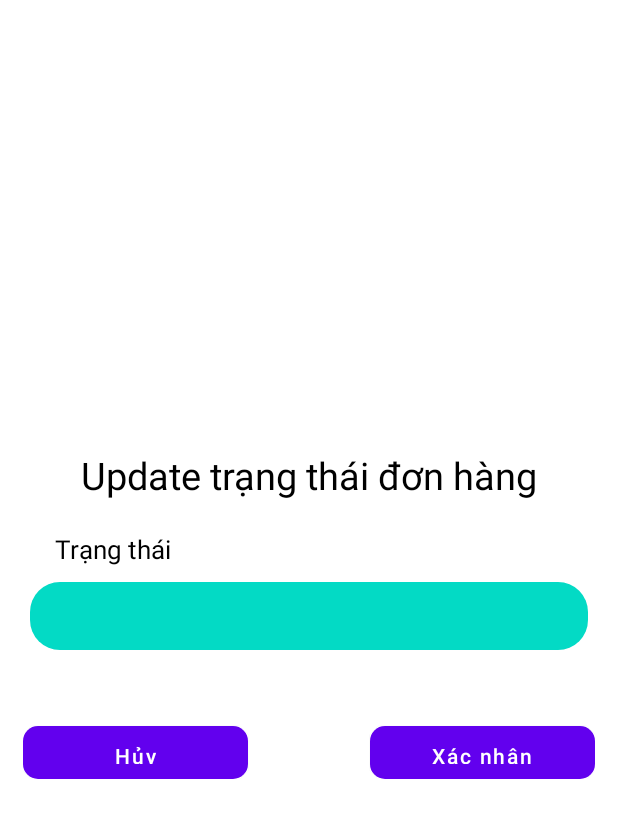
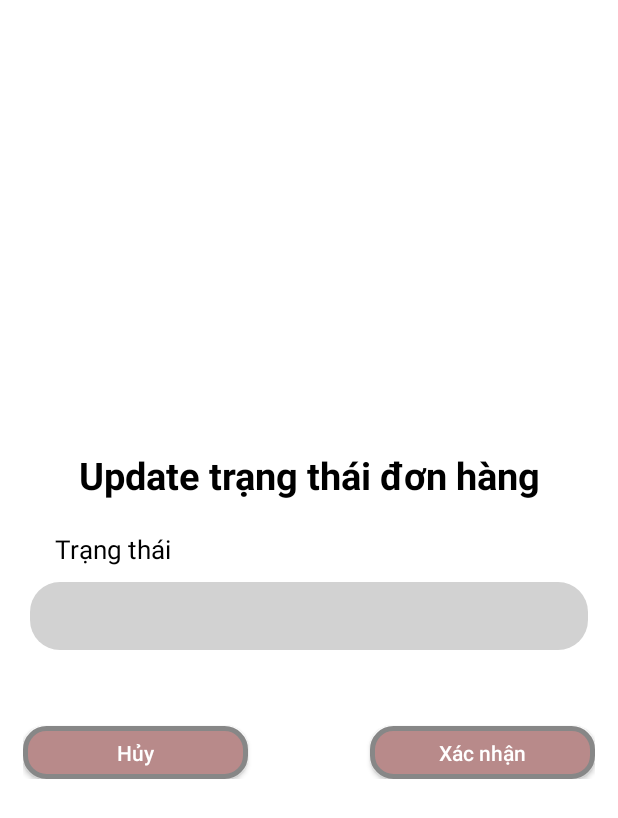
Before and after one commit to nguyenxuantung003/Levents, an Android app: the layout dialog_trangthaihoadon.xml on its own in the app's theme, with its tools: preview values and no code run, on a phone screen of 412 x 824 dp. Shown: the top 818 px of the screen. Run offline under Robolectric (Android 15) with nearby library versions, the phone set to English and light mode, and no system bars.

Commit message:
Xuan Tung Commit chitiethoadon and update trang thai

```diff
--- a/app/src/main/java/com/example/levents/Adapter/Hoadonchitiet_Adapter.java
+++ b/app/src/main/java/com/example/levents/Adapter/Hoadonchitiet_Adapter.java
@@ -29,7 +29,7 @@ public class Hoadonchitiet_Adapter extends RecyclerView.Adapter<Hoadonchitiet_Ad
     @Override
     public ViewHolder onCreateViewHolder(@NonNull ViewGroup parent, int viewType) {
         ItemChitiethoadonBinding binding = ItemChitiethoadonBinding.inflate(LayoutInflater.from(parent.getContext()), parent, false);
-        return null;
+        return new Hoadonchitiet_Adapter.ViewHolder(binding);
     }
 
     @Override
--- a/app/src/main/java/com/example/levents/DAO/Donhang_DAO.java
+++ b/app/src/main/java/com/example/levents/DAO/Donhang_DAO.java
@@ -60,7 +60,7 @@ public class Donhang_DAO {
     public boolean updateDonHang(Hoadon donHang) {
         SQLiteDatabase sqLiteDatabase = dbHelper.getWritableDatabase();
         ContentValues values = new ContentValues();
-        values.put("mataikhoan", donHang.getMaTaiKhoan());
+        values.put("makhachhang", donHang.getMaTaiKhoan());
         values.put("trangthai", donHang.getTrangthai());
         long check = sqLiteDatabase.update("HOADON", values, "mahoadon = ?", new String[]{String.valueOf(donHang.getMaDonHang())});
         return check > 0;
--- a/app/src/main/java/com/example/levents/Fragment/Hoadonchitiet_Fragment.java
+++ b/app/src/main/java/com/example/levents/Fragment/Hoadonchitiet_Fragment.java
@@ -22,7 +22,6 @@ import java.util.ArrayList;
 public class Hoadonchitiet_Fragment extends Fragment {
         FragmentHoadonchitietBinding binding;
         private ArrayList<Hoadonchitiet> list = new ArrayList<>();
-        private Hoadonchitiet_Fragment hoadonchitietFragment;
         private Hoadonchitiet_Adapter hoadonchitietAdapter;
         private Chitiethoadon_DAO chitiethoadonDao;
 
@@ -38,13 +37,12 @@ public class Hoadonchitiet_Fragment extends Fragment {
         chitiethoadonDao = new Chitiethoadon_DAO(getContext());
         Bundle bundle = getArguments();
         if (bundle != null) {
-            int maDonHang = bundle.getInt("maDonHang", 0);
+            int maDonHang = bundle.getInt("mahoadon", 0);
             Log.d("Mã đơn hàng", String.valueOf(maDonHang));
             if (maDonHang != 0) {
                 list = chitiethoadonDao.getChiTietDonHangByMaDonHang(maDonHang);
                 hoadonchitietAdapter = new Hoadonchitiet_Adapter(list, getContext());
                 binding.rcvDonHangChiTiet.setAdapter(hoadonchitietAdapter);
-
             }
         }
         binding.btnback.setOnClickListener(new View.OnClickListener() {
--- a/app/src/main/java/com/example/levents/Fragment/QLhoadon_Fragment.java
+++ b/app/src/main/java/com/example/levents/Fragment/QLhoadon_Fragment.java
@@ -42,7 +42,7 @@ public class QLhoadon_Fragment extends Fragment {
                 Hoadon donHang = list.get(position);
                 int maDonHang = donHang.getMaDonHang();
                 Bundle bundle = new Bundle();
-                bundle.putInt("maDonHang", maDonHang);
+                bundle.putInt("mahoadon", maDonHang);
                 Hoadonchitiet_Fragment hoadonchitietFragment = new Hoadonchitiet_Fragment();
                 hoadonchitietFragment.setArguments(bundle);
                 FragmentManager fragmentManager = getParentFragmentManager();
--- a/app/src/main/res/drawable/edt_trangthaihoadon.xml
+++ b/app/src/main/res/drawable/edt_trangthaihoadon.xml
@@ -1,5 +1,5 @@
 <?xml version="1.0" encoding="utf-8"?>
 <shape xmlns:android="http://schemas.android.com/apk/res/android">
     <corners android:radius="20sp"/>
-    <solid android:color="@color/teal_200"/>
+    <solid android:color="@color/gray"/>
 </shape>
--- a/app/src/main/res/layout/dialog_trangthaihoadon.xml
+++ b/app/src/main/res/layout/dialog_trangthaihoadon.xml
@@ -13,6 +13,7 @@
         android:gravity="center"
         android:text="Update trạng thái đơn hàng"
         android:textColor="@color/black"
+        android:textStyle="bold"
         android:textSize="25sp" />
     <TextView
         android:layout_width="match_parent"
@@ -39,20 +40,21 @@
         android:layout_marginTop="25sp"
         android:layout_gravity="center"
         android:padding="5sp">
-        <Button
+        <androidx.appcompat.widget.AppCompatButton
             android:id="@+id/btnhuy_trangthai"
             android:layout_width="150sp"
             android:layout_height="35sp"
-            android:background="@drawable/khung_btn"
+            android:background="@drawable/cuttoms_btn"
+            android:textColor="@color/white"
             android:textAllCaps="false"
             android:text="Hủy"
             android:layout_marginTop="10sp"/>
 
-        <Button
+        <androidx.appcompat.widget.AppCompatButton
             android:id="@+id/btnxacnhan_trangthai"
             android:layout_width="150sp"
             android:layout_height="35sp"
-            android:background="@drawable/khung_btn"
+            android:background="@drawable/cuttoms_btn"
             android:textColor="@color/white"
             android:text="Xác nhận"
             android:textAllCaps="false"
```
